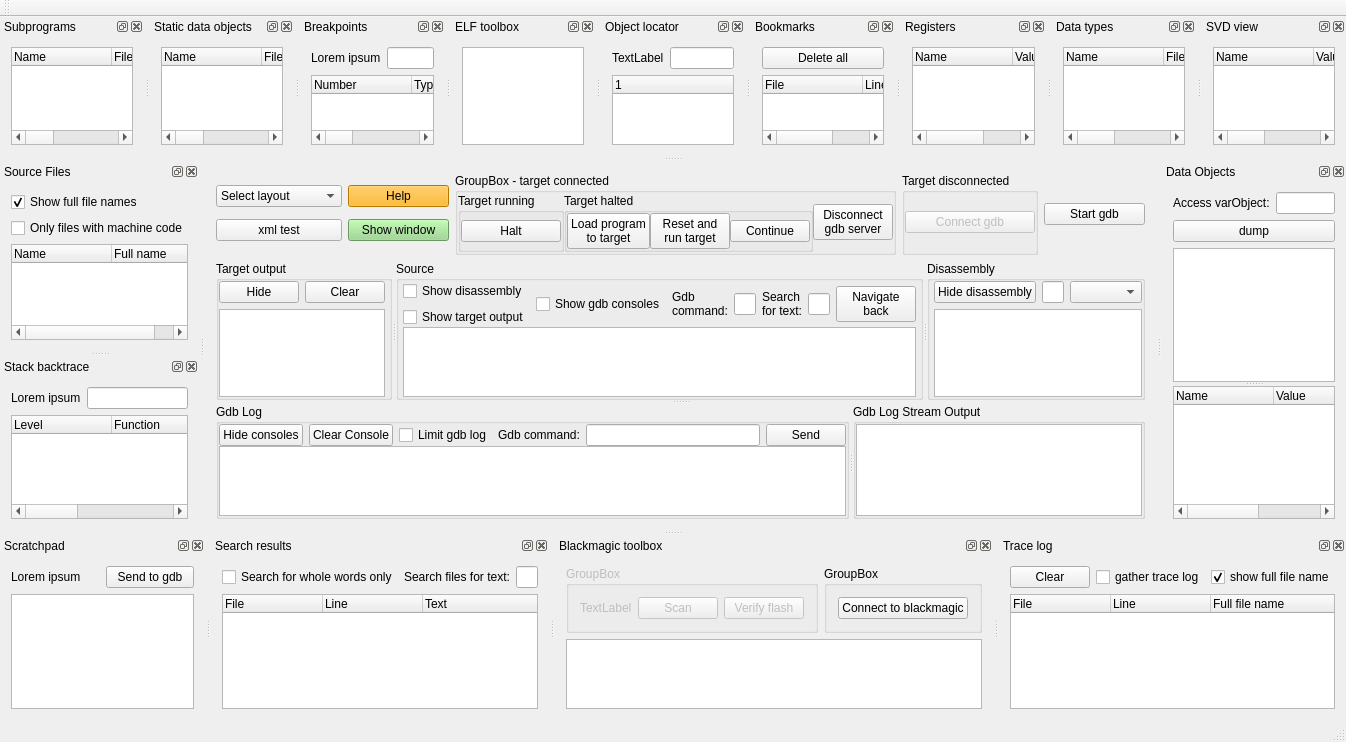
This is mainwindow.ui in stoyan-shopov/turbo as Qt 5 draws it before an edit. The edited form follows.
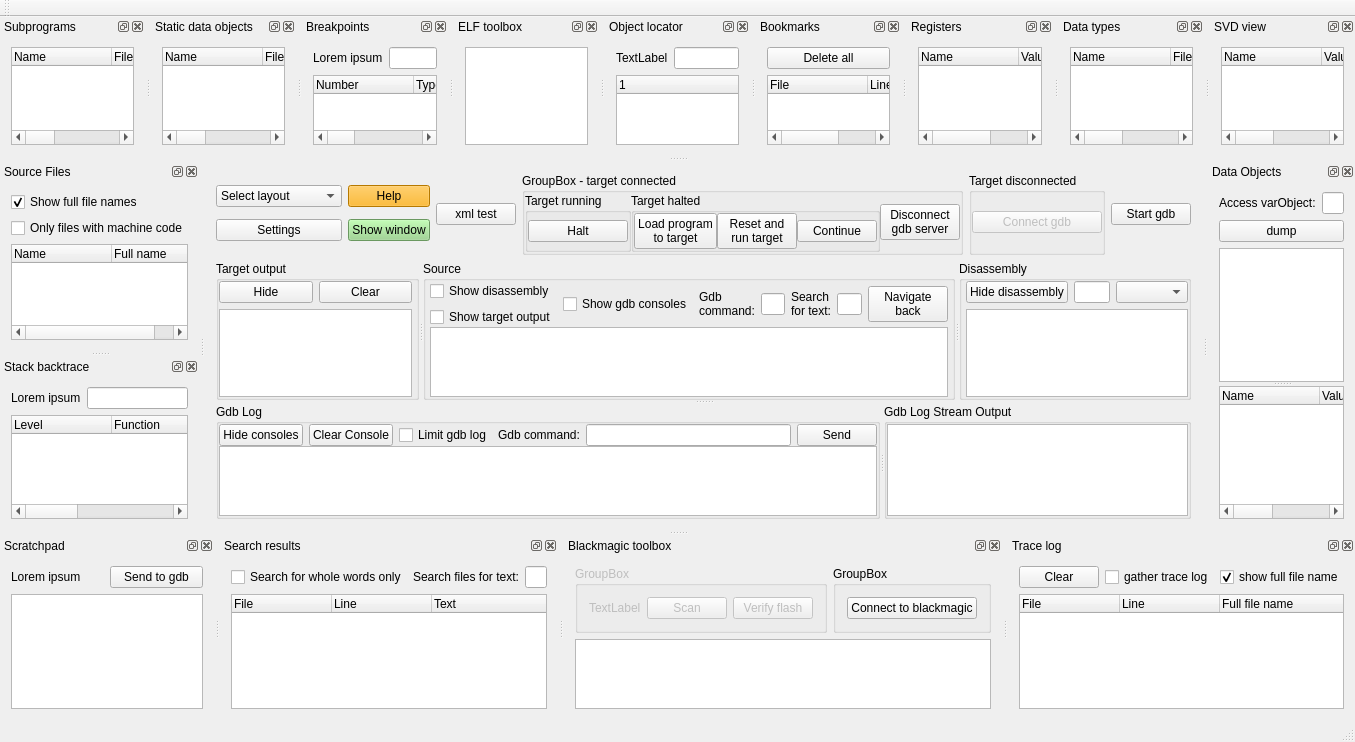
This is the edited form.

Commit message: Initial support for settings

```diff
--- a/mainwindow.ui
+++ b/mainwindow.ui
@@ -47,9 +47,9 @@
          </widget>
         </item>
         <item>
-         <widget class="QPushButton" name="pushButtonXmlTest">
+         <widget class="QPushButton" name="pushButtonSettings">
           <property name="text">
-           <string>xml test</string>
+           <string>Settings</string>
           </property>
          </widget>
         </item>
@@ -82,6 +82,13 @@
         </item>
        </layout>
       </item>
+      <item>
+       <widget class="QPushButton" name="pushButtonXmlTest">
+        <property name="text">
+         <string>xml test</string>
+        </property>
+       </widget>
+      </item>
       <item>
        <widget class="QGroupBox" name="groupBoxTargetConnected">
         <property name="title">
```
The commit also changes 5 other files.
